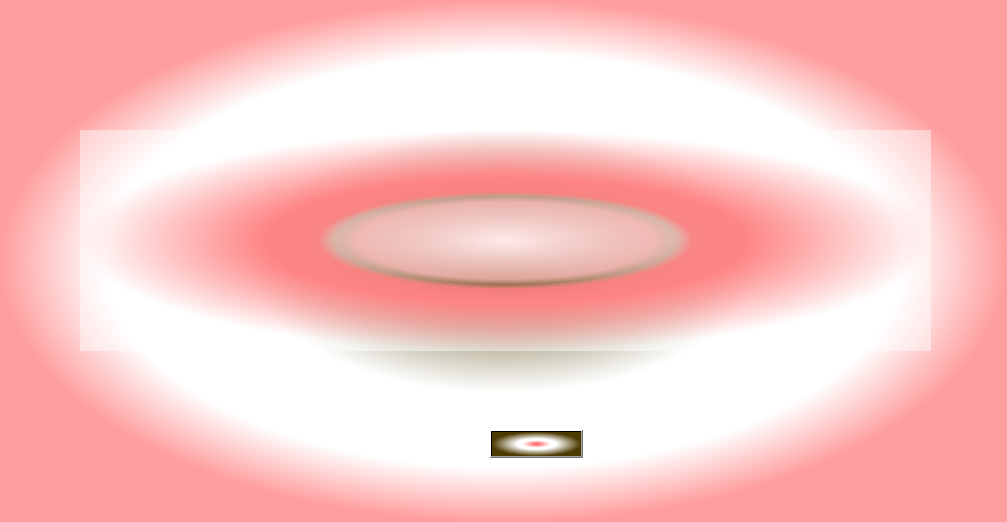
Old version of the form ventanapersonas.ui in the repository gaboq98/ArbolDelJuicio.
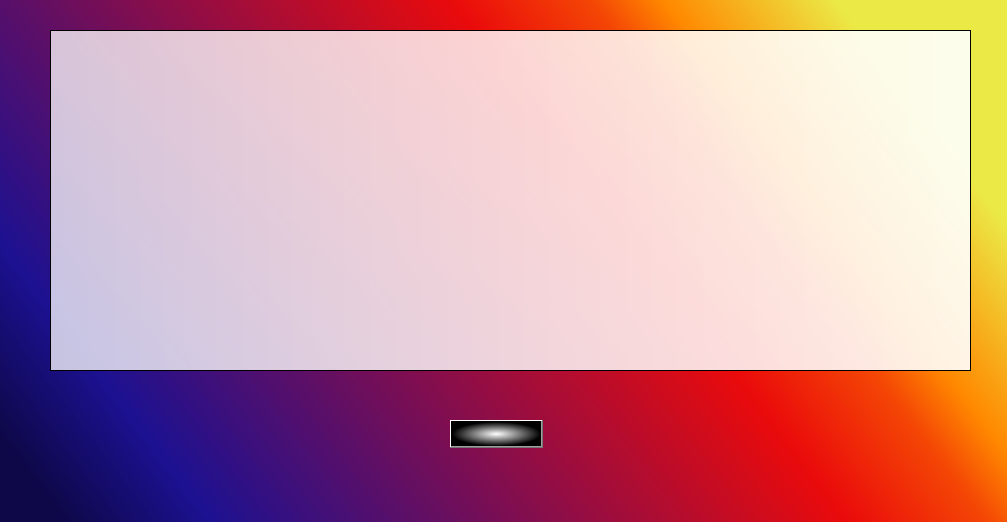
New version of the form.

The edit to the form file:
```diff
--- a/ventanapersonas.ui
+++ b/ventanapersonas.ui
@@ -14,39 +14,36 @@
    <string>MainWindow</string>
   </property>
   <property name="styleSheet">
-   <string notr="true">background-color: qradialgradient(spread:pad, cx:0.5, cy:0.5, radius:0.5, fx:0.5, fy:0.5, stop:0 rgba(76, 58, 0, 255), stop:0.504819 rgba(255, 255, 255, 255), stop:0.79 rgba(255, 255, 255, 255), stop:1 rgba(255, 158, 158, 255));</string>
+   <string notr="true">background-color: qlineargradient(spread:pad, x1:0, y1:0.83, x2:1, y2:0.437364, stop:0 rgba(14, 8, 73, 255), stop:0.124378 rgba(28, 17, 145, 255), stop:0.38806 rgba(126, 14, 81, 255), stop:0.671642 rgba(234, 11, 11, 255), stop:0.79 rgba(244, 70, 5, 255), stop:0.850746 rgba(255, 136, 0, 255), stop:1 rgba(235, 233, 70, 255));</string>
   </property>
   <widget class="QWidget" name="centralwidget">
    <widget class="QPushButton" name="crear">
     <property name="geometry">
      <rect>
-      <x>490</x>
-      <y>430</y>
+      <x>450</x>
+      <y>420</y>
       <width>93</width>
       <height>28</height>
      </rect>
     </property>
     <property name="styleSheet">
-     <string notr="true">background-color: qradialgradient(spread:pad, cx:0.5, cy:0.5, radius:0.5, fx:0.5, fy:0.5, stop:0 rgba(255, 82, 82, 255), stop:0.313433 rgba(255, 255, 255, 255), stop:0.442786 rgba(255, 255, 255, 255), stop:1 rgba(76, 58, 0, 255));</string>
+     <string notr="true">background-color: qradialgradient(spread:pad, cx:0.5, cy:0.5, radius:0.5, fx:0.5, fy:0.5, stop:0 rgba(255, 255, 255, 255), stop:1 rgba(0, 0, 0, 255));</string>
     </property>
     <property name="text">
      <string/>
     </property>
    </widget>
-   <widget class="QLabel" name="labelPersonas">
+   <widget class="QTextEdit" name="textPersonas">
     <property name="geometry">
      <rect>
-      <x>80</x>
-      <y>130</y>
-      <width>851</width>
-      <height>221</height>
+      <x>50</x>
+      <y>30</y>
+      <width>921</width>
+      <height>341</height>
      </rect>
     </property>
     <property name="styleSheet">
-     <string notr="true">background-color: qradialgradient(spread:pad, cx:0.5, cy:0.5, radius:0.5, fx:0.5, fy:0.5, stop:0 rgba(255, 235, 235, 255), stop:0.35 rgba(255, 188, 188, 200), stop:0.4 rgba(255, 162, 162, 80), stop:0.44 rgba(252, 128, 128, 237), stop:0.562189 rgba(255, 132, 132, 255), stop:1 rgba(255, 255, 255, 114));</string>
-    </property>
-    <property name="text">
-     <string/>
+     <string notr="true">background-color: qlineargradient(spread:pad, x1:0, y1:0, x2:1, y2:0, stop:0 rgba(255, 255, 255, 192), stop:1 rgba(255, 255, 255, 228));</string>
     </property>
    </widget>
   </widget>
```
